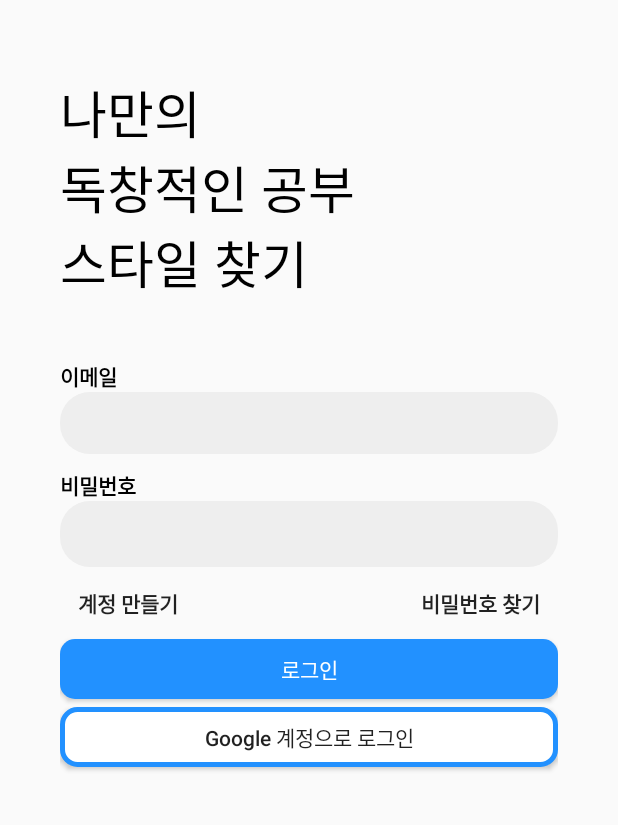
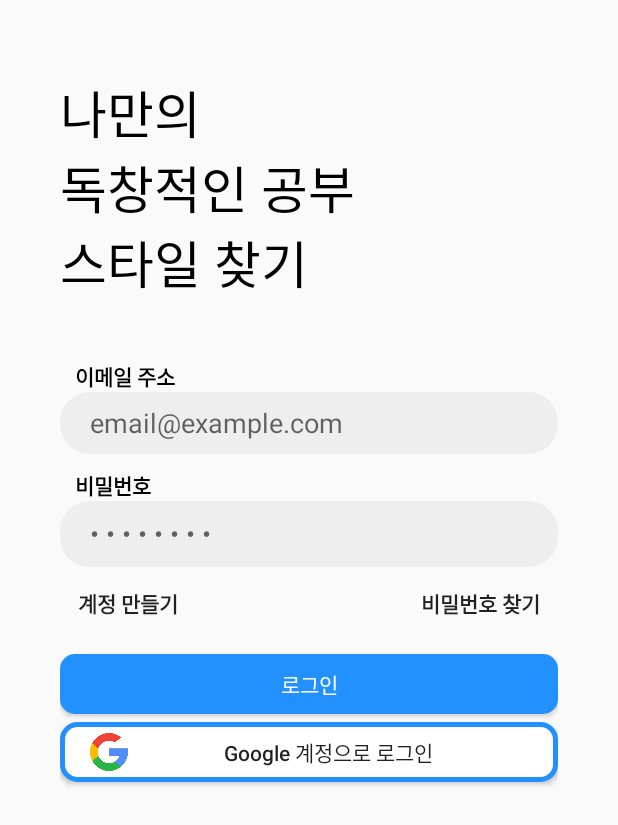
Before and after one commit to AppDevelopers2021/androidStudia, an Android app: the screen it shows after launch (LoginActivity), on a phone screen of 412 x 824 dp. Shown: the top 825 px of the screen. Run offline under Robolectric (Android 15) with nearby library versions, the phone set to English and light mode, and no system bars; our stand-ins replace Firebase (no records; nobody signed in at launch, a user with empty details on screens opened directly).

Commit message:
Add Icon Button

```diff
--- /dev/null
+++ b/app/src/main/res/drawable/logingoogleicn.xml
@@ -0,0 +1,8 @@
+<?xml version="1.0" encoding="utf-8"?>
+<layer-list
+    xmlns:android="http://schemas.android.com/apk/res/android">
+    <item
+        android:drawable="@drawable/logingoogleimg"
+        android:width="25dp"
+        android:height="25dp" />
+</layer-list>
--- a/app/src/main/res/layout/activity_login.xml
+++ b/app/src/main/res/layout/activity_login.xml
@@ -27,6 +27,7 @@
         android:id="@+id/tvSayEmail"
         android:layout_width="wrap_content"
         android:layout_height="wrap_content"
+        android:layout_marginStart="10dp"
         android:fontFamily="@font/nanumsquarer"
         android:text="@string/email"
         android:textColor="@color/black"
@@ -36,6 +37,7 @@
         android:id="@+id/etEmail"
         android:layout_width="match_parent"
         android:layout_height="41dp"
+        android:hint="@string/emailhint"
         android:paddingStart="20dp"
         android:paddingEnd="20dp"
         android:background="@drawable/logintextbox"
@@ -47,6 +49,7 @@
         android:id="@+id/tvSayPassword"
         android:layout_width="wrap_content"
         android:layout_height="wrap_content"
+        android:layout_marginStart="10dp"
         android:fontFamily="@font/nanumsquarer"
         android:text="@string/password"
         android:textColor="@color/black"
@@ -57,6 +60,7 @@
         android:id="@+id/etPassword"
         android:layout_width="match_parent"
         android:layout_height="44dp"
+        android:hint="@string/pwhint"
         android:paddingLeft="20dp"
         android:background="@drawable/logintextbox"
         android:ems="10"
@@ -98,6 +102,7 @@
         android:background="@drawable/loginbtn"
         android:text="@string/signin"
         android:textColor="@color/white"
+        android:layout_marginTop="10dp"
         app:layout_constraintTop_toBottomOf="@+id/btSignup"
         tools:ignore="SpeakableTextPresentCheck" />
 
@@ -110,5 +115,8 @@
         android:text="@string/googlesignin"
         app:layout_constraintTop_toBottomOf="@+id/btLogin"
         tools:ignore="SpeakableTextPresentCheck"
-        android:textAllCaps="false" />
+        android:textAllCaps="false"
+        android:drawableLeft="@drawable/logingoogleicn"
+        android:paddingStart="20dp"
+        android:paddingEnd="20dp"/>
 </LinearLayout>
--- a/app/src/main/res/values/strings.xml
+++ b/app/src/main/res/values/strings.xml
@@ -7,8 +7,10 @@
 
     <!-- LoginActivity -->
     <string name="appMotto">나만의\n독창적인 공부\n스타일 찾기</string>
-    <string name="email">이메일</string>
+    <string name="email">이메일 주소</string>
     <string name="password">비밀번호</string>
+    <string name="emailhint">email@example.com</string>
+    <string name="pwhint">• • • • • • • •</string>
     <string name="signup">계정 만들기</string>
     <string name="iforgot">비밀번호 찾기</string>
     <string name="signin">로그인</string>
```
Also changed, not shown: app/src/main/res/drawable/logingoogleimg.webp (added).
